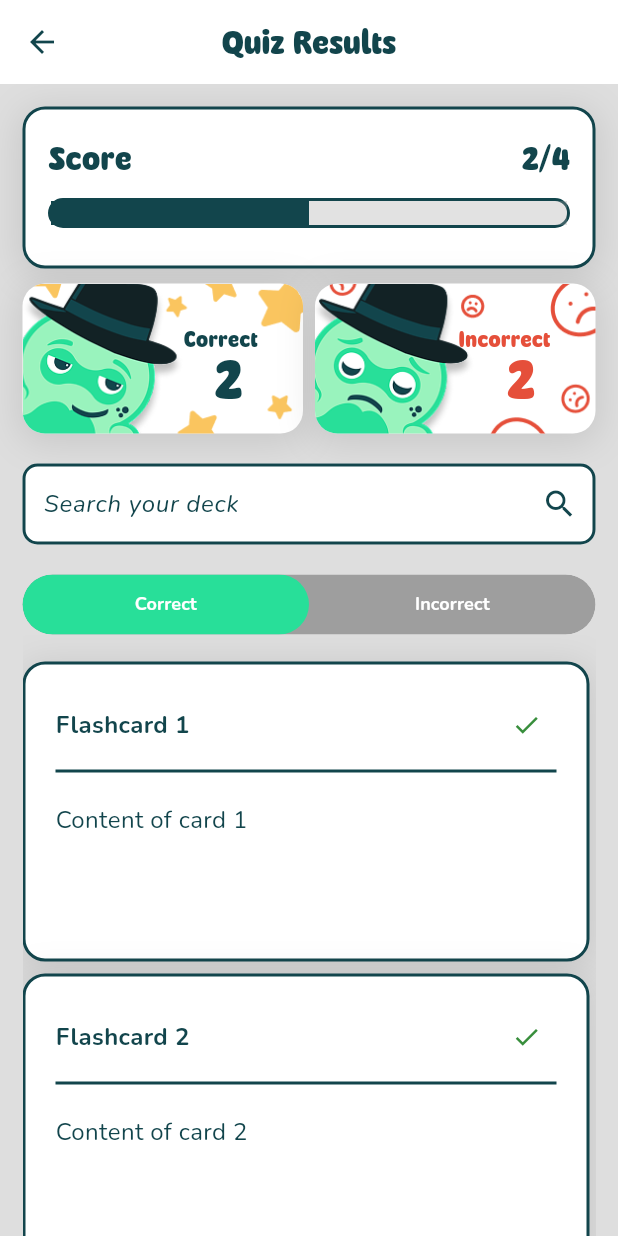
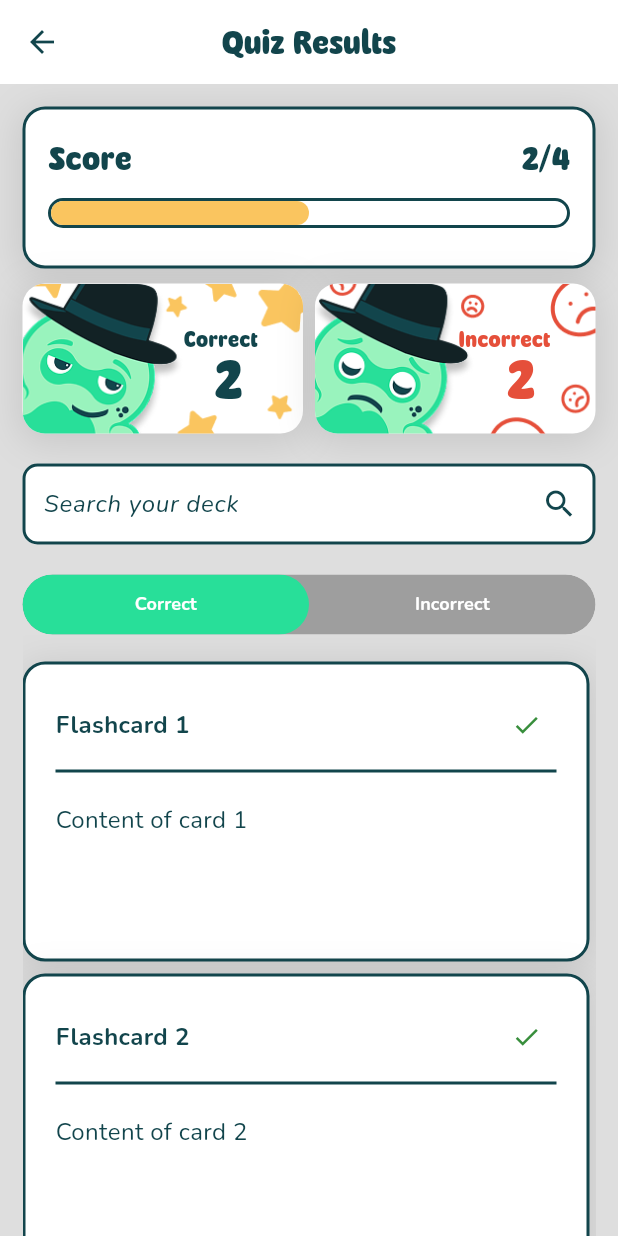
Before and after one commit to majiinB/Deck-V2, a Flutter app: the QuizResults screen opened directly, on a phone screen of 412 x 824 dp. Run offline on Flutter 3.47's test engine with Material 3 defaults, Android fonts, the phone set to English and light mode, and no system bars; our stand-ins replace auto_size_text, cloud_firestore, curved_labeled_navigation_bar, dropdown_button2, file_picker, firebase_auth and 15 more; missing offline and left inert: dart:ffi, msh_checkbox; accounts and stored records are empty; generated files the repository leaves out were written again.

Commit message:
created a progress bar widget

```diff
--- a/lib/pages/flashcard/quiz_results.dart
+++ b/lib/pages/flashcard/quiz_results.dart
@@ -12,6 +12,8 @@ import 'package:file_picker/file_picker.dart';
 import 'package:flutter/cupertino.dart';
 import 'package:flutter/material.dart';
 import 'package:flutter/widgets.dart';
+
+import '../misc/custom widgets/progressbar/progress_bar.dart';
 
 class QuizResults extends StatefulWidget {
   const QuizResults({super.key});
@@ -113,21 +115,10 @@ class _QuizResultsState extends State<QuizResults> {
                             ///P R O G R E S S  B A R
                             Padding(
                               padding: const EdgeInsets.symmetric(vertical: 10.0),
-                              child: Container(
+                              child: ProgressBar(
+                                progress: progress,
+                                progressColor: DeckColors.deckYellow,
                                 height: 20.0,
-                                decoration: BoxDecoration(
-                                  border: Border.all(
-                                    color: DeckColors.primaryColor,
-                                    width: 2.0,
-                                  ),
-                                  borderRadius: BorderRadius.circular(10.0),
-                                ),
-                                child: LinearProgressIndicator(
-                                  value: progress,
-                                  color: DeckColors.primaryColor,
-                                  backgroundColor: Colors.grey.withOpacity(0.3),
-                                  minHeight: 20.0,
-                                ),
                               ),
                             ),
                             /// ----- end progress bar ----------
--- a/lib/pages/misc/custom widgets/progressbar/progress_bar.dart
+++ b/lib/pages/misc/custom widgets/progressbar/progress_bar.dart
@@ -0,0 +1,42 @@
+import 'package:flutter/material.dart';
+
+import '../../colors.dart';
+
+class ProgressBar extends StatelessWidget{
+  final double progress;
+  final Color progressColor;
+  final double height;
+  const ProgressBar({
+    Key? key,
+    required this.progress,
+    this.progressColor = DeckColors.primaryColor,
+    this.height = 20.0,
+  }) : super(key: key);
+
+  @override
+  Widget build(BuildContext context) {
+    return LayoutBuilder(
+      builder: (context, constraints) {
+        return Container(
+          height: height,
+          width: double.infinity, // Adjust width based on progress
+          decoration: BoxDecoration(
+            borderRadius: BorderRadius.circular(15),
+            border: Border.all(
+              color: DeckColors.primaryColor,
+              width: 2,
+            ),
+          ),
+          child:LinearProgressIndicator(
+            value: progress,
+            color: progressColor,
+            backgroundColor: Colors.transparent,
+            minHeight: height,
+            borderRadius: BorderRadius.circular(15),
+          ),
+        );
+      },
+    );
+  }
+
+}
```
